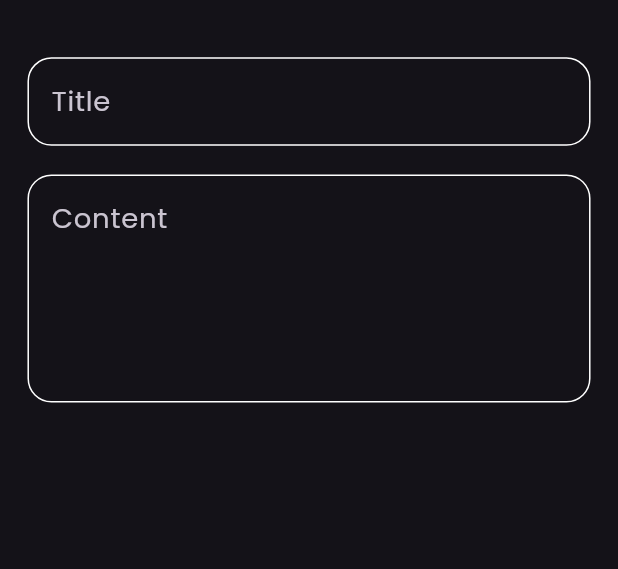
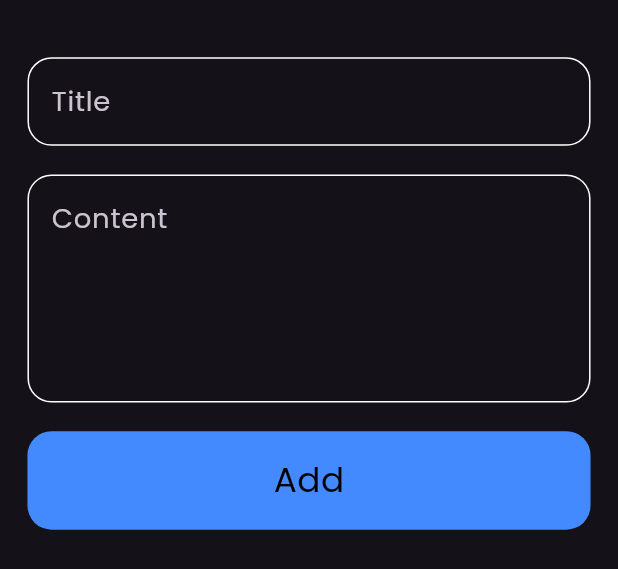
Before and after one commit to AhmedKhaled8907/notes-app, a Flutter app: the AddNoteBottomSheet widget shown alone on an empty page, opened directly, on a phone screen of 412 x 824 dp. Shown: the top 569 px of the screen. Run offline on Flutter 3.47's test engine with Material 3 defaults, Android fonts, the phone set to English and light mode, and no system bars; our stand-ins replace flutter_screenutil, font_awesome_flutter.

Commit message:
finish notes bottom sheet

```diff
--- a/lib/views/widgets/add_note_bottom_sheet.dart
+++ b/lib/views/widgets/add_note_bottom_sheet.dart
@@ -1,5 +1,6 @@
 import 'package:flutter/material.dart';
 import 'package:flutter_screenutil/flutter_screenutil.dart';
+import 'package:notes_app/views/widgets/custom_button.dart';
 import 'package:notes_app/views/widgets/custom_text_field.dart';
 
 class AddNoteBottomSheet extends StatelessWidget {
@@ -9,6 +10,7 @@ class AddNoteBottomSheet extends StatelessWidget {
   Widget build(BuildContext context) {
     return Padding(
       padding: EdgeInsets.symmetric(horizontal: 16.w).copyWith(top: 32.h),
+      child: SingleChildScrollView(
         child: Column(
           children: [
             const CustomTextField(hintText: 'Title'),
@@ -17,7 +19,11 @@ class AddNoteBottomSheet extends StatelessWidget {
               hintText: 'Content',
               maxLines: 5,
             ),
+            SizedBox(height: 16.h),
+            const CustomButton(),
+            SizedBox(height: 16.h),
           ],
+        ),
       ),
     );
   }
--- /dev/null
+++ b/lib/views/widgets/custom_button.dart
@@ -0,0 +1,31 @@
+import 'package:flutter/material.dart';
+import 'package:flutter_screenutil/flutter_screenutil.dart';
+
+class CustomButton extends StatelessWidget {
+  const CustomButton({
+    super.key
+  });
+
+  @override
+  Widget build(BuildContext context) {
+    return Container(
+      width: MediaQuery.of(context).size.width,
+      height: 55.h,
+      decoration: const BoxDecoration(
+        color: Colors.blueAccent,
+        borderRadius: BorderRadius.all(
+          Radius.circular(16),
+        ),
+      ),
+      child: Center(
+        child: Text(
+          'Add',
+          style: TextStyle(
+            fontSize: 20.sp,
+            color: Colors.black,
+          ),
+        ),
+      ),
+    );
+  }
+}
```
Lines whose indentation alone changed are shown as unchanged.
